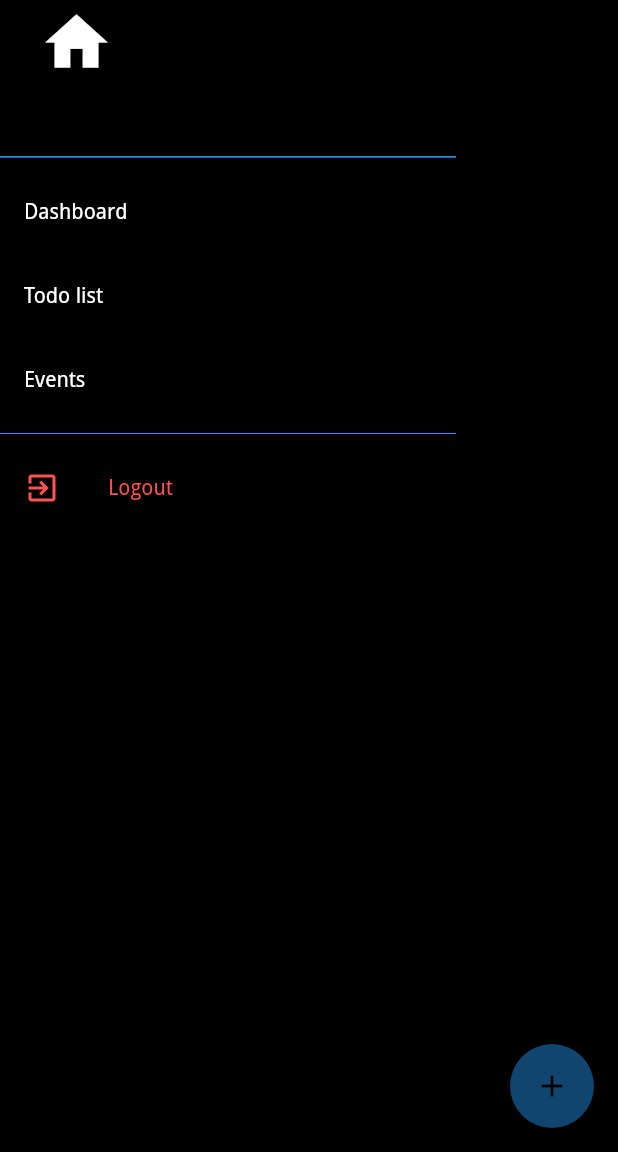
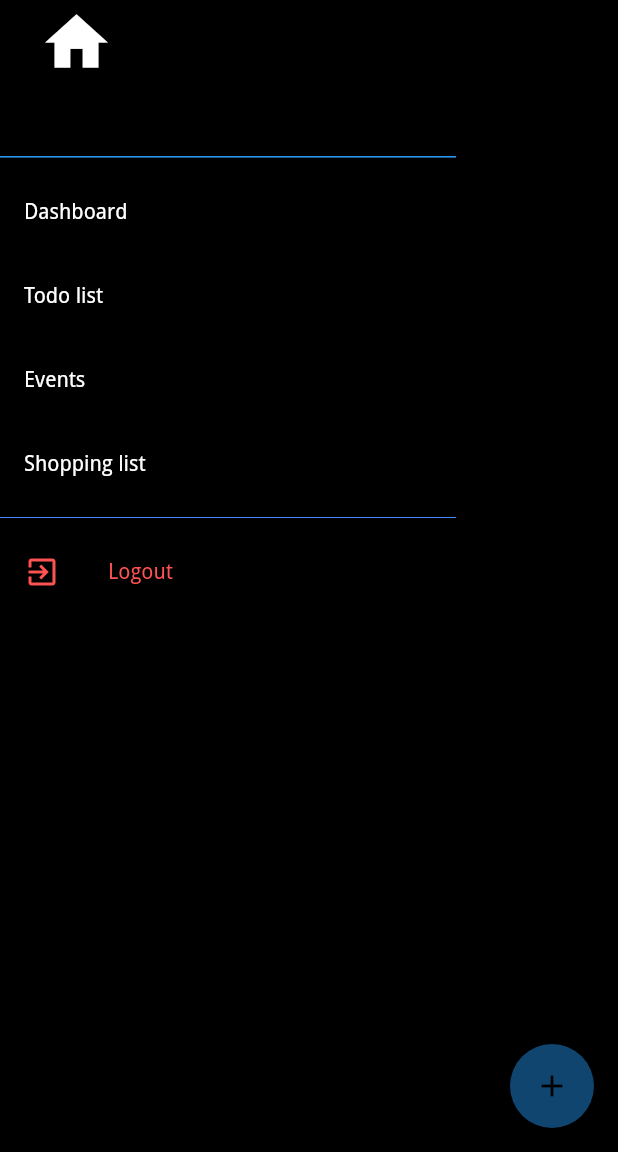
Before and after one commit to Stanley1551/HomeApp, a Flutter app: the HomePage screen opened by its route, with the side drawer open, on a phone screen of 412 x 824 dp, the part 84-1236 px from its top. Run offline on Flutter 3.47's test engine with Material 2 defaults, Android fonts, the phone set to English and light mode, and no system bars; drawn by our look-alikes of firebase_database; our stand-ins replace bloc, cloud_firestore, equatable, expandable, firebase_core, flutter_bloc and 4 more; missing offline and left inert: global_configuration; accounts and stored records are empty.

Commit message:
Added Shopping List page

```diff
--- a/lib/CustomControls/CustomDrawer.dart
+++ b/lib/CustomControls/CustomDrawer.dart
@@ -77,6 +77,12 @@ class CustomDrawer extends StatelessWidget {
                   _navigationClicked(context, NavigationEvents());
                 },
               ),
+              ListTile(
+                title: Text('Shopping list'),
+                onTap: () {
+                  _navigationClicked(context, NavigationShoppingList());
+                },
+              ),
               Divider(
                 color: Colors.blueAccent,
               ),
--- a/lib/Pages/HomePage.dart
+++ b/lib/Pages/HomePage.dart
@@ -3,6 +3,7 @@ import 'package:flutter_bloc/flutter_bloc.dart';
 import 'package:homeapp/CustomControls/CustomDrawer.dart';
 import 'package:homeapp/Pages/MenuPages/DashboardPage.dart';
 import 'package:homeapp/Pages/MenuPages/EventsPage.dart';
+import 'package:homeapp/Pages/MenuPages/ShoppingListPage.dart';
 import 'package:homeapp/Pages/MenuPages/TodoListPage.dart';
 import 'package:homeapp/Repositories/AuthRepository.dart';
 import 'package:homeapp/bloc/Navigation/navigation_bloc.dart';
@@ -38,7 +39,10 @@ class HomePage extends StatelessWidget {
                 return EventsPage();
               } else if (state is NavigationToTodoList) {
                 return TodoListPage();
-              } else
+              } else if (state is NavigationToShoppingList) {
+                return ShoppingListPage();
+              }
+              else
                 return DashBoardPage();
             })));
   }
--- a/lib/bloc/Navigation/navigation_bloc.dart
+++ b/lib/bloc/Navigation/navigation_bloc.dart
@@ -20,6 +20,8 @@ class NavigationBloc extends Bloc<NavigationEvent, NavigationState> {
       yield NavigationToTodoList();
     } else if (event is NavigationEvents) {
       yield NavigationToEvents();
+    } else if (event is NavigationShoppingList) {
+      yield NavigationToShoppingList();
     }
   }
 
--- a/lib/bloc/Navigation/navigation_event.dart
+++ b/lib/bloc/Navigation/navigation_event.dart
@@ -11,4 +11,6 @@ class NavigationDashboard extends NavigationEvent {}
 
 class NavigationEvents extends NavigationEvent {}
 
+class NavigationShoppingList extends NavigationEvent {}
+
 class NavigationTodoList extends NavigationEvent {}
--- a/lib/bloc/Navigation/navigation_state.dart
+++ b/lib/bloc/Navigation/navigation_state.dart
@@ -18,3 +18,7 @@ class NavigationToEvents extends NavigationState {
 class NavigationToTodoList extends NavigationState {
   NavigationToTodoList() : super('To-do List');
 }
+
+class NavigationToShoppingList extends NavigationState {
+  NavigationToShoppingList() : super('Shopping List');
+}
--- a/lib/main.dart
+++ b/lib/main.dart
@@ -1,3 +1,4 @@
+import 'package:firebase_core/firebase_core.dart';
 import 'package:flutter/material.dart';
 import 'package:flutter_bloc/flutter_bloc.dart';
 import 'package:global_configuration/global_configuration.dart';
@@ -20,6 +21,7 @@ void main() async {
 
 Future loadConfiguration() async {
   WidgetsFlutterBinding.ensureInitialized();
+  await Firebase.initializeApp();
   bool isProduction = bool.fromEnvironment('dart.vm.product');
   if (isProduction) {
     await GlobalConfiguration().loadFromAsset("configurationprod");
```
Also changed, not shown: lib/CustomControls/CustomCalendar.dart (+23 -4 lines), lib/Pages/MenuPages/ShoppingListPage.dart (added, +12 -0 lines), lib/Repositories/Models/Contracts/CalendarEntry.dart (added, +7 -0 lines), 1 other file.
